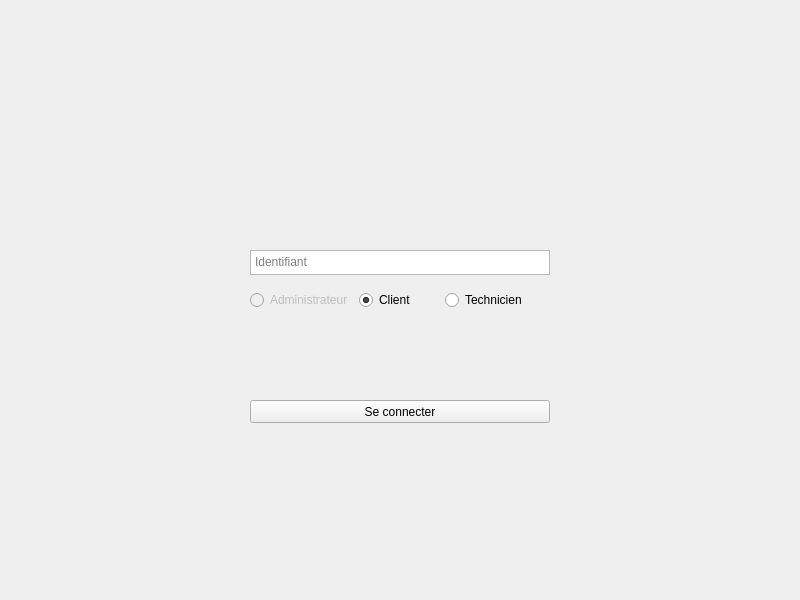
Before: the Qt Designer form connexionwidget.ui in madisonnoyer54/EasyTicket, drawn with Qt 5.
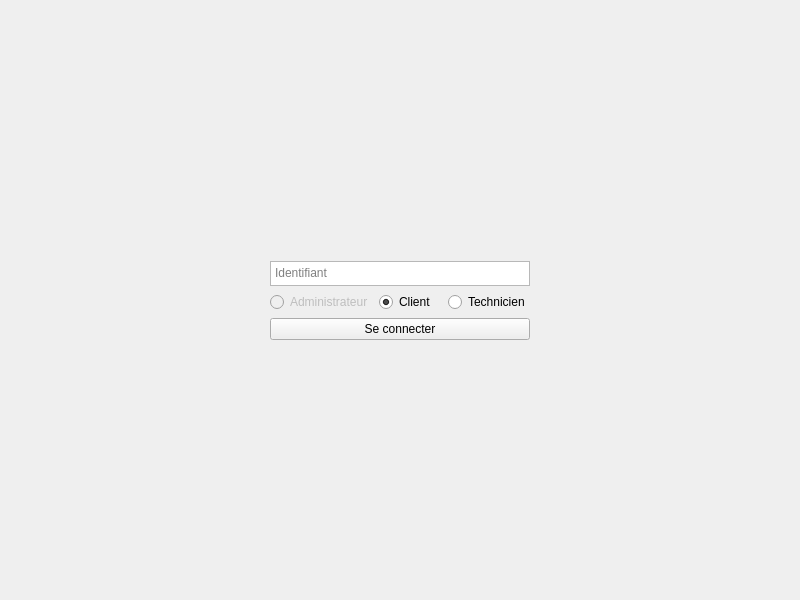
After: the same form once the commit is applied.

Patch:
```diff
--- a/connexionwidget.ui
+++ b/connexionwidget.ui
@@ -13,15 +13,43 @@
   <property name="windowTitle">
    <string>Form</string>
   </property>
+  <property name="layoutDirection">
+   <enum>Qt::LeftToRight</enum>
+  </property>
+  <layout class="QGridLayout" name="gridLayout">
+   <property name="sizeConstraint">
+    <enum>QLayout::SetNoConstraint</enum>
+   </property>
+   <item row="1" column="2">
+    <spacer name="horizontalSpacer_2">
+     <property name="orientation">
+      <enum>Qt::Horizontal</enum>
+     </property>
+     <property name="sizeHint" stdset="0">
+      <size>
+       <width>40</width>
+       <height>20</height>
+      </size>
+     </property>
+    </spacer>
+   </item>
+   <item row="1" column="0">
+    <spacer name="horizontalSpacer">
+     <property name="orientation">
+      <enum>Qt::Horizontal</enum>
+     </property>
+     <property name="sizeHint" stdset="0">
+      <size>
+       <width>40</width>
+       <height>20</height>
+      </size>
+     </property>
+    </spacer>
+   </item>
+   <item row="1" column="1">
+    <layout class="QVBoxLayout" name="verticalLayout">
+     <item>
   <widget class="QTextEdit" name="identifiantText">
-   <property name="geometry">
-    <rect>
-     <x>250</x>
-     <y>250</y>
-     <width>300</width>
-     <height>25</height>
-    </rect>
-   </property>
    <property name="maximumSize">
     <size>
      <width>300</width>
@@ -31,20 +59,22 @@
    <property name="acceptDrops">
     <bool>false</bool>
    </property>
+       <property name="verticalScrollBarPolicy">
+        <enum>Qt::ScrollBarAlwaysOff</enum>
+       </property>
+       <property name="lineWrapMode">
+        <enum>QTextEdit::NoWrap</enum>
+       </property>
    <property name="placeholderText">
     <string>Identifiant</string>
    </property>
   </widget>
-  <widget class="QWidget" name="verticalLayoutWidget">
-   <property name="geometry">
-    <rect>
-     <x>250</x>
-     <y>290</y>
-     <width>277</width>
-     <height>21</height>
-    </rect>
-   </property>
+     </item>
+     <item>
    <layout class="QHBoxLayout" name="horizontalLayout">
+       <property name="spacing">
+        <number>6</number>
+       </property>
     <item>
      <widget class="QRadioButton" name="Administrateur">
       <property name="enabled">
@@ -73,20 +103,43 @@
      </widget>
     </item>
    </layout>
-  </widget>
+     </item>
+     <item>
   <widget class="QPushButton" name="connexion">
-   <property name="geometry">
-    <rect>
-     <x>250</x>
-     <y>400</y>
-     <width>300</width>
-     <height>23</height>
-    </rect>
-   </property>
    <property name="text">
     <string>Se connecter</string>
    </property>
   </widget>
+     </item>
+    </layout>
+   </item>
+   <item row="0" column="1">
+    <spacer name="verticalSpacer">
+     <property name="orientation">
+      <enum>Qt::Vertical</enum>
+     </property>
+     <property name="sizeHint" stdset="0">
+      <size>
+       <width>20</width>
+       <height>40</height>
+      </size>
+     </property>
+    </spacer>
+   </item>
+   <item row="2" column="1">
+    <spacer name="verticalSpacer_2">
+     <property name="orientation">
+      <enum>Qt::Vertical</enum>
+     </property>
+     <property name="sizeHint" stdset="0">
+      <size>
+       <width>20</width>
+       <height>40</height>
+      </size>
+     </property>
+    </spacer>
+   </item>
+  </layout>
  </widget>
  <resources/>
  <connections/>
```
Left out of the diff: 10 changed lines with no effect on the pictures. Lines whose indentation alone changed are shown as unchanged.
